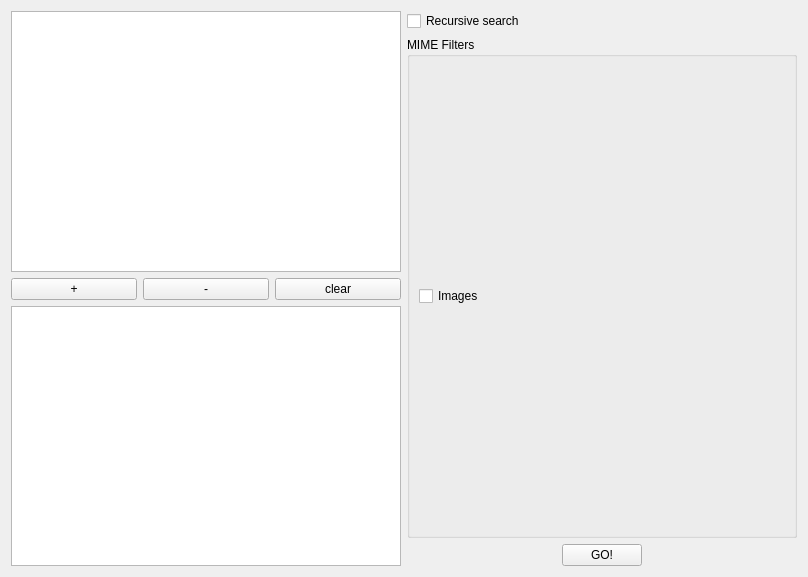
The window that krbkacd/work_page.ui (rbbrnc/krbkACD) describes before a commit, drawn with Qt 5.
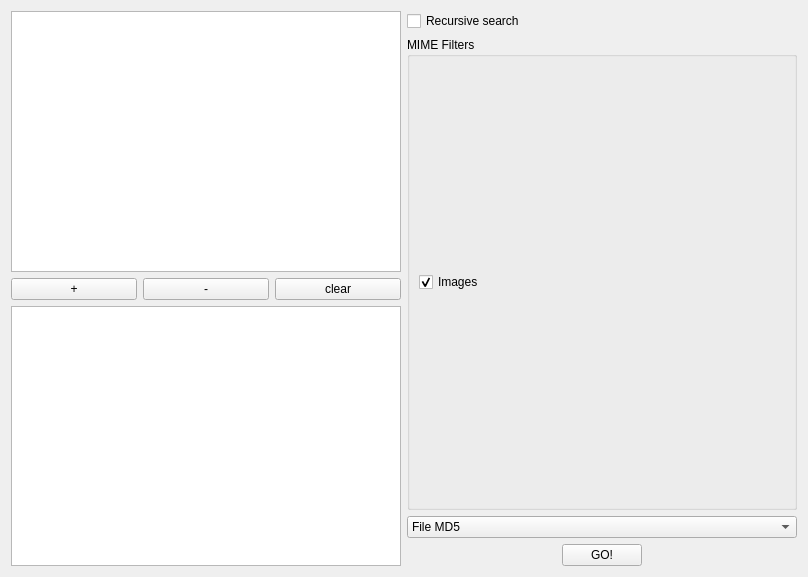
The same window after the commit.

Commit message: Change checkbox name

```diff
--- a/krbkacd/work_page.ui
+++ b/krbkacd/work_page.ui
@@ -66,11 +66,28 @@
           <property name="text">
            <string>Images</string>
           </property>
+          <property name="checked">
+           <bool>true</bool>
+          </property>
          </widget>
         </item>
        </layout>
       </widget>
      </item>
+     <item>
+      <widget class="QComboBox" name="compareType">
+       <item>
+        <property name="text">
+         <string>File MD5</string>
+        </property>
+       </item>
+       <item>
+        <property name="text">
+         <string>Metadata Only</string>
+        </property>
+       </item>
+      </widget>
+     </item>
      <item>
       <layout class="QHBoxLayout" name="horizontalLayout_2">
        <item>
```
